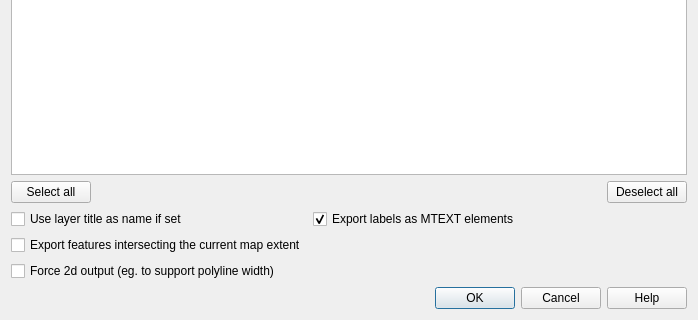
This is src/ui/qgsdxfexportdialogbase.ui in qgis/QGIS as Qt 5 draws it before an edit; both pictures show x 0 to 698 and y 360 to 680 of the 698 by 680 pixel window. The edited form follows.
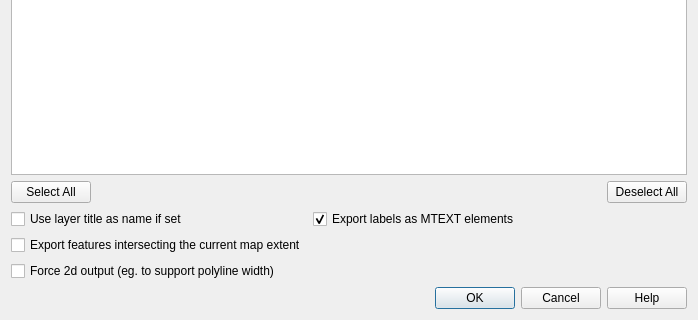
This is the edited form. Custom widgets are drawn as their Qt base class.

The edit to the form file:
```diff
--- a/src/ui/qgsdxfexportdialogbase.ui
+++ b/src/ui/qgsdxfexportdialogbase.ui
@@ -126,14 +126,14 @@
      <item row="0" column="0">
       <widget class="QPushButton" name="mSelectAllButton">
        <property name="text">
-        <string>Select all</string>
+        <string>Select All</string>
        </property>
       </widget>
      </item>
      <item row="0" column="2">
       <widget class="QPushButton" name="mDeselectAllButton">
        <property name="text">
-        <string>Deselect all</string>
+        <string>Deselect All</string>
        </property>
       </widget>
      </item>
```
